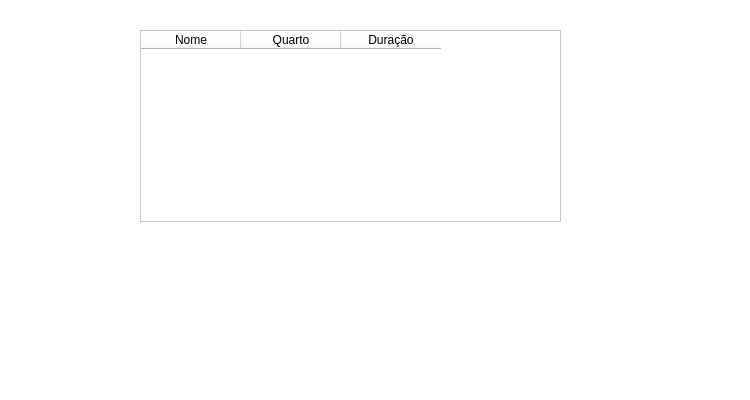
Old version of the form mainwindow.ui in the repository CC4652/hotelProject.
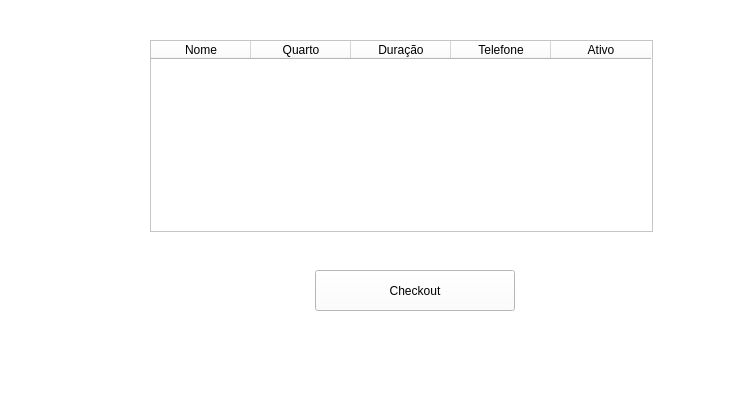
New version of the form. The open tabs and pages were chosen to show the change. Icons and pictures are not drawn.

Patch:
```diff
--- a/mainwindow.ui
+++ b/mainwindow.ui
@@ -578,9 +578,9 @@
      <widget class="QTableWidget" name="tableWidgetClientes">
       <property name="geometry">
        <rect>
-        <x>60</x>
-        <y>40</y>
-        <width>421</width>
+        <x>70</x>
+        <y>50</y>
+        <width>503</width>
         <height>192</height>
        </rect>
       </property>
@@ -588,7 +588,7 @@
        <enum>Qt::NoPen</enum>
       </property>
       <property name="columnCount">
-       <number>3</number>
+       <number>5</number>
       </property>
       <attribute name="horizontalHeaderCascadingSectionResizes">
        <bool>false</bool>
@@ -620,6 +620,29 @@
         <string>Duração</string>
        </property>
       </column>
+      <column>
+       <property name="text">
+        <string>Telefone</string>
+       </property>
+      </column>
+      <column>
+       <property name="text">
+        <string>Ativo</string>
+       </property>
+      </column>
+     </widget>
+     <widget class="QPushButton" name="btnCheckout">
+      <property name="geometry">
+       <rect>
+        <x>235</x>
+        <y>280</y>
+        <width>200</width>
+        <height>41</height>
+       </rect>
+      </property>
+      <property name="text">
+       <string>Checkout</string>
+      </property>
      </widget>
     </widget>
    </widget>
```
Left out of the diff: 2 changed lines with no effect on the pictures.
